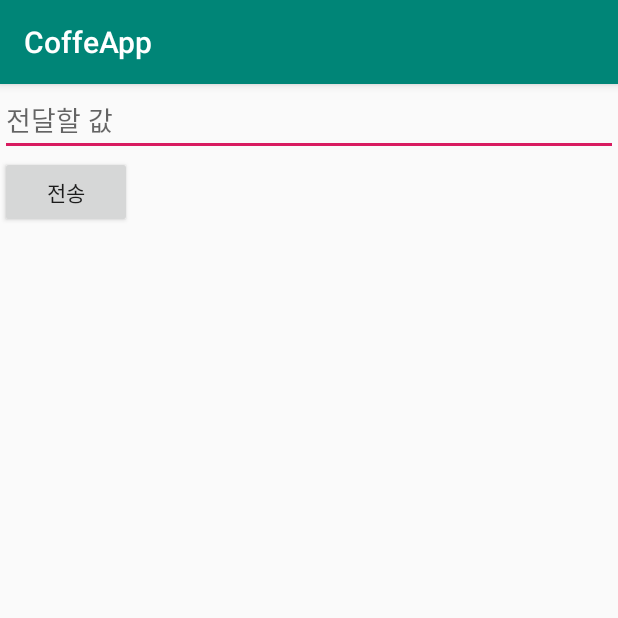
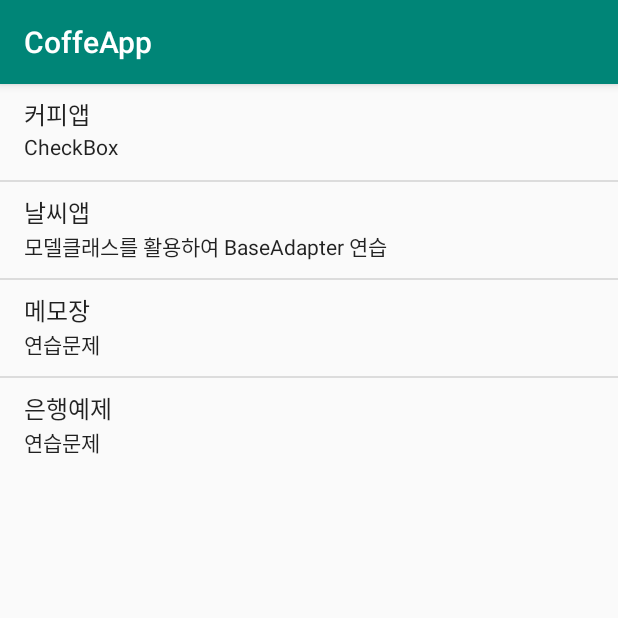
Before and after one commit to lesnyg/CoffeApp, an Android app: the screen it shows after launch (ForResultActivity before the commit, ListviewActivity after it), on a phone screen of 412 x 824 dp, the top half of it. Run offline under Robolectric (Android 15) with nearby library versions, the phone set to English and light mode, and no system bars.

Commit message:
bank,마무리

```diff
--- /dev/null
+++ b/app/src/main/java/com/example/edu05/coffeapp/ListviewActivity.java
@@ -0,0 +1,111 @@
+package com.example.edu05.coffeapp;
+
+import android.content.Intent;
+import android.support.v7.app.AppCompatActivity;
+import android.os.Bundle;
+import android.view.LayoutInflater;
+import android.view.View;
+import android.view.ViewGroup;
+import android.widget.AdapterView;
+import android.widget.BaseAdapter;
+import android.widget.ListView;
+import android.widget.TextView;
+import android.widget.Toast;
+
+import java.util.ArrayList;
+import java.util.HashMap;
+import java.util.List;
+import java.util.Map;
+
+public class ListviewActivity extends AppCompatActivity {
+
+    private ListView mListView;
+    private ArrayList<Map<String,Object>> mDataList;
+    @Override
+    protected void onCreate(Bundle savedInstanceState) {
+        super.onCreate(savedInstanceState);
+        setContentView(R.layout.activity_listview);
+
+        mListView = findViewById(R.id.list_view);
+
+        mDataList = new ArrayList<>();
+        addItem("커피앱","CheckBox",coffeeActivity.class);
+        addItem("날씨앱","모델클래스를 활용하여 BaseAdapter 연습",WeatherActivity.class);
+        addItem("메모장","연습문제",MemoActivity.class);
+        addItem("은행예제","연습문제",BankActivity.class);
+        MyAdapter adapter = new MyAdapter(mDataList);
+
+        mListView.setAdapter(adapter);
+
+        // 이벤트
+        mListView.setOnItemClickListener(new AdapterView.OnItemClickListener() {
+            @Override
+            public void onItemClick(AdapterView<?> parent, View view, int position, long id) {
+                Map<String, Object> map = (Map<String, Object>) parent.getItemAtPosition(position);
+                Intent intent = (Intent) map.get("intent");
+                startActivity(intent);
+            }
+        });
+
+        mListView.setOnItemLongClickListener(new AdapterView.OnItemLongClickListener() {
+            @Override
+            public boolean onItemLongClick(AdapterView<?> parent, View view, int position, long id) {
+                Toast.makeText(ListviewActivity.this, "롱클릭" + position, Toast.LENGTH_SHORT).show();
+                return true;
+            }
+        });
+
+
+    }
+
+    private void addItem(String title, String desc, Class cls) {
+        Map<String, Object> map = new HashMap<>();
+        map.put("title", title);
+        map.put("desc", desc);
+        map.put("intent", new Intent(this, cls));
+        mDataList.add(map);
+    }
+
+    private static class MyAdapter extends BaseAdapter {
+
+
+        private final List<Map<String, Object>> mData;
+
+        public MyAdapter(List<Map<String, Object>> data) {
+            mData = data;
+        }
+
+        @Override
+        public int getCount() {
+            return mData.size();
+        }
+
+        @Override
+        public Object getItem(int position) {
+            return mData.get(position);
+        }
+
+        @Override
+        public long getItemId(int position) {
+            return position;
+        }
+
+        @Override
+        public View getView(int position, View convertView, ViewGroup parent) {
+            if (convertView == null) {
+                convertView = LayoutInflater.from(parent.getContext())
+                        .inflate(android.R.layout.simple_list_item_2, parent, false);
+            }
+
+            TextView text1 = (TextView) convertView.findViewById(android.R.id.text1);
+            TextView text2 = (TextView) convertView.findViewById(android.R.id.text2);
+
+            Map<String, Object> item = mData.get(position);
+
+            text1.setText((String) item.get("title"));
+            text2.setText((String) item.get("desc"));
+
+            return convertView;
+        }
+    }
+}
--- /dev/null
+++ b/app/src/main/res/layout/activity_listview.xml
@@ -0,0 +1,14 @@
+<?xml version="1.0" encoding="utf-8"?>
+<LinearLayout xmlns:android="http://schemas.android.com/apk/res/android"
+    xmlns:app="http://schemas.android.com/apk/res-auto"
+    xmlns:tools="http://schemas.android.com/tools"
+    android:layout_width="match_parent"
+    android:layout_height="match_parent"
+    tools:context=".ListviewActivity"
+    android:orientation="vertical">
+    <ListView
+        android:id="@+id/list_view"
+        android:layout_width="match_parent"
+        android:layout_height="wrap_content"></ListView>
+
+</LinearLayout>
```
Also changed, not shown: app/src/main/AndroidManifest.xml (+10 -23 lines), app/src/main/java/adapters/MemoAdapter.java (+3 -6 lines), app/src/main/java/com/example/edu05/coffeapp/AccountCheckActivity.java (added, +54 -0 lines), app/src/main/java/com/example/edu05/coffeapp/AdminModeActivity.java (added, +102 -0 lines), app/src/main/java/com/example/edu05/coffeapp/BankActivity.java (added, +64 -0 lines), app/src/main/java/com/example/edu05/coffeapp/MemoActivity.java (+4 -4 lines), app/src/main/java/com/example/edu05/coffeapp/OpenAccountActivity.java (added, +44 -0 lines), app/src/main/res/layout/activity_account_check.xml (added, +48 -0 lines), app/src/main/res/layout/activity_admin_mode.xml (added, +32 -0 lines), app/src/main/res/layout/activity_bank.xml (added, +44 -0 lines), app/src/main/res/layout/activity_open_account.xml (added, +50 -0 lines), app/src/main/res/layout/item_account_info.xml (added, +20 -0 lines), app/src/main/res/layout/simple_list_item_2.xml (added, +18 -0 lines).
